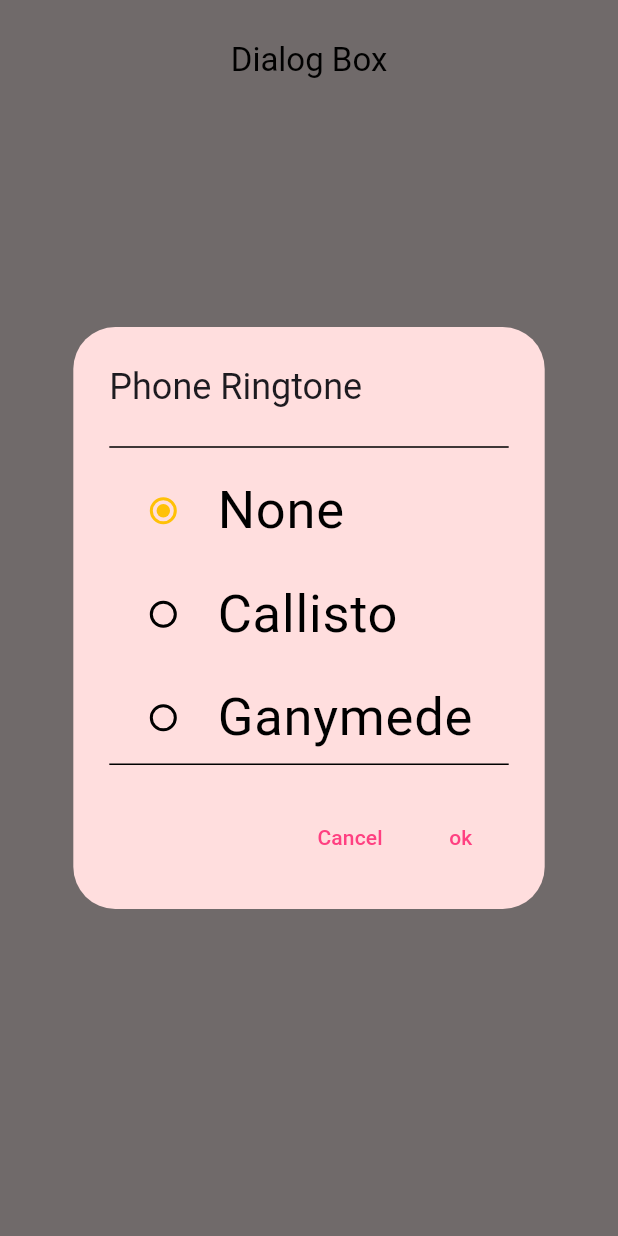
After one commit to MEeTpanchal1222/advence_flutter_ch_2, a Flutter app: the screen it shows after launch, after a tap on "Show Dialog", on a phone screen of 412 x 824 dp. The commit adds this screen. Run offline on Flutter 3.47's test engine with Material 3 defaults, Android fonts, the phone set to English and light mode, and no system bars.

Commit message:
ram  ram

```diff
--- /dev/null
+++ b/lib/2_1/dialog_box/andriod/provider/provider_dialoge.dart
@@ -0,0 +1,10 @@
+import 'package:flutter/cupertino.dart';
+
+class AndroidDialogProvider extends ChangeNotifier {
+  String selected = 'None';
+
+  void changeSelection(String value) {
+    selected = value;
+    notifyListeners();
+  }
+}
--- /dev/null
+++ b/lib/2_1/dialog_box/andriod/view/dialoge_box.dart
@@ -0,0 +1,138 @@
+import 'package:flutter/material.dart';
+import 'package:provider/provider.dart';
+
+import '../provider/provider_dialoge.dart';
+
+class DialogBoxAndroid extends StatelessWidget {
+  const DialogBoxAndroid({super.key});
+
+  @override
+  Widget build(BuildContext context) {
+    return Scaffold(
+      backgroundColor: Color(0xffF4E7E6),
+      appBar: AppBar(
+        toolbarHeight: 80,
+        backgroundColor: Color(0xffF4E7E6),
+        centerTitle: true,
+        title: Text(
+          "Dialog Box",
+          style: TextStyle(color: Colors.black),
+        ),
+      ),
+      body: Center(
+        child: TextButton(
+          onPressed: () {
+            showDialog(
+              context: context,
+              builder: (context) => AlertDialog(
+                backgroundColor: Color(0xffffdede),
+                title: Text("Phone Ringtone"),
+                actions: [
+                  TextButton(
+                      onPressed: () {
+                        Navigator.pop(context);
+                      },
+                      child: Text(
+                        'Cancel',
+                        style: TextStyle(color: Colors.pinkAccent),
+                      )),
+                  TextButton(
+                      onPressed: () {
+                        Navigator.pop(context);
+                      },
+                      child: Text('ok',
+                          style: TextStyle(color: Colors.pinkAccent)))
+                ],
+                content: Container(
+                  height: 220,
+                  decoration: BoxDecoration(
+                      border: Border(
+                          bottom: BorderSide(color: Colors.black, width: 1))),
+                  child: Column(
+                    children: [
+                      Divider(),
+                      SizedBox(
+                        height: 200,
+                        child: SingleChildScrollView(
+                          child: Column(
+                            children: [
+                              RadioListTile<String>(
+                                title: const Text('None'),
+                                value: 'None',
+                                groupValue: Provider.of<AndroidDialogProvider>(
+                                    context,
+                                    listen: true)
+                                    .selected,
+                                onChanged: (value) {
+                                  Provider.of<AndroidDialogProvider>(context,
+                                      listen: false)
+                                      .changeSelection(value!);
+                                },
+                              ),
+                              RadioListTile<String>(
+                                title: const Text('Callisto'),
+                                value: 'Callisto',
+                                groupValue: Provider.of<AndroidDialogProvider>(
+                                    context,
+                                    listen: true)
+                                    .selected,
+                                onChanged: (value) {
+                                  Provider.of<AndroidDialogProvider>(context,
+                                      listen: false)
+                                      .changeSelection(value!);
+                                },
+                              ),
+                              RadioListTile<String>(
+                                title: const Text('Ganymede'),
+                                value: 'Ganymede',
+                                groupValue: Provider.of<AndroidDialogProvider>(
+                                    context,
+                                    listen: true)
+                                    .selected,
+                                onChanged: (value) {
+                                  Provider.of<AndroidDialogProvider>(context,
+                                      listen: false)
+                                      .changeSelection(value!);
+                                },
+                              ),
+                              RadioListTile<String>(
+                                title: const Text('Luna'),
+                                value: 'Luna',
+                                groupValue: Provider.of<AndroidDialogProvider>(
+                                    context,
+                                    listen: true)
+                                    .selected,
+                                onChanged: (value) {
+                                  Provider.of<AndroidDialogProvider>(context,
+                                      listen: false)
+                                      .changeSelection(value!);
+                                },
+                              ),
+                            ],
+                          ),
+                        ),
+                      ),
+                    ],
+                  ),
+                ),
+              ),
+            );
+          },
+          child: Text(
+            "Show Dialog",
+            style: TextStyle(
+              color: Colors.pinkAccent,
+              fontSize: 23,
+              fontWeight: FontWeight.bold,
+              decoration: TextDecoration.underline,
+              decorationStyle: TextDecorationStyle.solid,
+              decorationColor: Colors.pinkAccent,
+            ),
+          ),
+        ),
+      ),
+    );
+  }
+}
+
+String? hi;
--- a/lib/main.dart
+++ b/lib/main.dart
@@ -2,8 +2,12 @@ import 'package:flutter/cupertino.dart';
 import 'package:flutter/material.dart';
 import 'package:provider/provider.dart';
 
+import '2_1/action_sheet/ios/view/ios_dialog_box.dart';
 import '2_1/date_picker/ios/ios_ui_screen_1.dart';
 import '2_1/date_picker/android/ui_screen_1.dart';
+import '2_1/dialog_box/andriod/provider/provider_dialoge.dart';
+import '2_1/dialog_box/andriod/view/dialoge_box.dart';
+
 import '2_1/time_picker/andriod/ui_screen_2.dart';
 import '2_1/time_picker/ios/provider/provider_for_time_picker.dart';
 import '2_1/time_picker/ios/view/ios_time_picker.dart';
@@ -20,9 +24,9 @@ class MyApp extends StatelessWidget {
   Widget build(BuildContext context) {
     return MultiProvider(
       providers: [
-        // ChangeNotifierProvider(
-        //   create: (context) => AndroidDialogProvider(),
-        // ),
+         ChangeNotifierProvider(
+          create: (context) => AndroidDialogProvider(),
+         ),
         ChangeNotifierProvider(
           create: (context) => IosTimeProvider(),
         )
@@ -59,12 +63,14 @@ class MyApp extends StatelessWidget {
             primarySwatch: Colors.amber
           ),
         ),
-        initialRoute: '/i-time',
+        initialRoute: '/dialoge',
         routes: {
           '/date':(context) =>datepicker(),
           '/i-date':(context) => IosDatePicker(),
           '/time':(context) =>TimePicker(),
           '/i-time':(context) =>IosTimePicker(),
+          '/dialoge':(context) =>DialogBoxAndroid(),
+          '/i-actionsheet':(context)=>ActionSheet(),
         },
       ),
     );
--- a/pubspec.yaml
+++ b/pubspec.yaml
@@ -63,6 +63,9 @@ flutter:
   # assets:
   #   - images/a_dot_burr.jpeg
   #   - images/a_dot_ham.jpeg
+  assets:
+  - assest/github.png
+
 
   # An image asset can refer to one or more resolution-specific "variants", see
   # https://flutter.dev/assets-and-images/#resolution-aware
```
Also changed, not shown: lib/2_1/action_sheet/ios/view/components/diloge_components.dart (added, +90 -0 lines), lib/2_1/action_sheet/ios/view/ios_dialog_box.dart (added, +28 -0 lines), assest/github.png (added).
